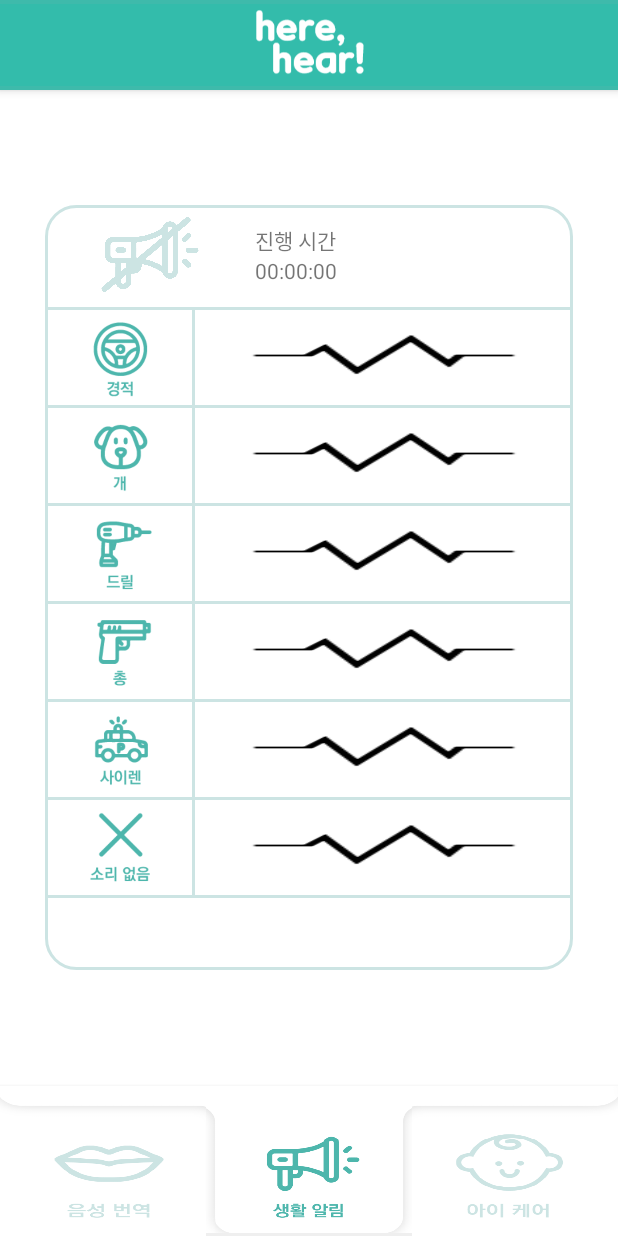
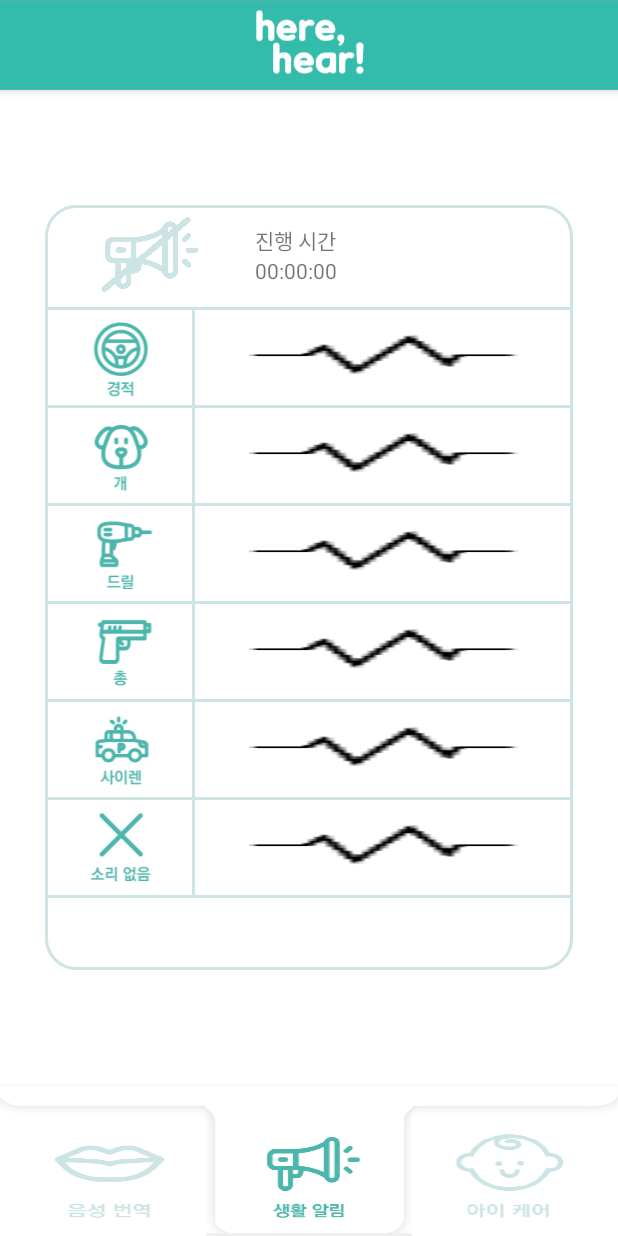
Before and after one commit to allcle/JCP, an Android app: the screen it shows after launch (MainActivity), item 2 of the bottom bar chosen, on a phone screen of 412 x 824 dp. Run offline under Robolectric (Android 15) with nearby library versions, the phone set to English and light mode, and no system bars; our stand-ins replace Firebase (no records; nobody signed in at launch, a user with empty details on screens opened directly); pictures from the network do not load.

Commit message:
view 전환시 레코드종료 처리, AudioListening 인터페이스 적용, 이미지로드최적화(Glide)

```diff
--- a/2. Programming_workspace/1. HereHear/app/build.gradle
+++ b/2. Programming_workspace/1. HereHear/app/build.gradle
@@ -32,7 +32,9 @@ dependencies {
     implementation 'androidx.appcompat:appcompat:1.1.0'
     implementation 'androidx.recyclerview:recyclerview:1.0.0'
 
-    implementation 'pl.droidsonroids.gif:android-gif-drawable:1.2.18'
     implementation "com.squareup.okhttp3:okhttp:4.2.0"
     implementation 'com.google.firebase:firebase-database:19.1.0'
+    implementation 'com.github.bumptech.glide:glide:4.10.0'
+    annotationProcessor 'com.github.bumptech.glide:compiler:4.10.0'
+
 }
--- a/2. Programming_workspace/1. HereHear/app/src/main/java/com/jcp/herehear/Activity/MainActivity.java
+++ b/2. Programming_workspace/1. HereHear/app/src/main/java/com/jcp/herehear/Activity/MainActivity.java
@@ -11,8 +11,10 @@ import androidx.fragment.app.FragmentPagerAdapter;
 import androidx.viewpager.widget.PagerAdapter;
 import androidx.viewpager.widget.ViewPager;
 
+import com.bumptech.glide.Glide;
 import com.google.android.material.appbar.AppBarLayout;
 import com.google.android.material.tabs.TabLayout;
+import com.jcp.herehear.Class.AudioListening;
 import com.jcp.herehear.Class.Permission;
 import com.jcp.herehear.Fragment.CryFragment;
 import com.jcp.herehear.Fragment.DangerFragment;
@@ -38,14 +40,12 @@ public class MainActivity extends AppCompatActivity {
     private ViewPager mViewPager;           // 뷰 페이저
     private AppBarLayout mAppLayout;        // App 바 레이아웃
     private TabLayout mTabLayout;           // 탭 레이아웃
-    private ImageView imgStt;               // 번역하기 탭 이미지뷰
-    private ImageView imgDanger;            // 위험소리 탭 이미지뷰
-    private ImageView imgCry;               // 울음소리 탭 이미지뷰
 
     /* 탭 번호 정의 - 0.번역, 1.위험소리, 2.울음소리 */
     private final int TAB_DICTATE = 0;
     private final int TAB_DANGER = 1;
     private final int TAB_CRY = 2;
+    private int currentIdx;
     //private final int MY_PERMISSIONS_REQUEST_CAMERA = 1001;
 
     /* 탭 메뉴 파일 정의 */
@@ -85,12 +85,6 @@ public class MainActivity extends AppCompatActivity {
         /* Permission 체크 */
         Permission.CheckAllPermission(MainActivity.this);
 
-        /* ViewPager 및 TabLayout 세팅 */
-        mAppLayout = findViewById(R.id.MainActivity_AppBarLayout_barLayout);
-        mViewPager = findViewById(R.id.MainActivity_ViewPager_viewPager);
-        mTabLayout = findViewById(R.id.MainActivity_TabLayout_tabLayout);
-        setViewPager(mViewPager, mTabLayout);
-
         /* 사전에 9개의 Drawable 을 로드 해놓는다. */
         tabImgDrawable = new Drawable[3][3];
         for(int i = 0; i < 3; i++){
@@ -98,6 +92,13 @@ public class MainActivity extends AppCompatActivity {
                 tabImgDrawable[i][j] = getResources().getDrawable(tabImg[i][j]);
             }
         }
+
+        /* ViewPager 및 TabLayout 세팅 */
+        mAppLayout = findViewById(R.id.MainActivity_AppBarLayout_barLayout);
+        mViewPager = findViewById(R.id.MainActivity_ViewPager_viewPager);
+        mTabLayout = findViewById(R.id.MainActivity_TabLayout_tabLayout);
+        setViewPager(mViewPager, mTabLayout);
+        currentIdx = 0;
 
     }
 
@@ -134,13 +135,24 @@ public class MainActivity extends AppCompatActivity {
                     탭의 이미지를 갱신함.
 
                 */
-                for (int currentIdx = 0; currentIdx < 3; currentIdx++) {
+                int pageSize = adapter.getCount();
+                for (int currentIdx = 0; currentIdx < pageSize; currentIdx++) {
                     TabLayout.Tab tab = tabLayout.getTabAt(currentIdx);
                     ImageView tpImg = (ImageView) tab.getCustomView();
-                    tpImg.setImageDrawable(tabImgDrawable[currentIdx][selectedIdx]);
+//                    tpImg.setImageDrawable(tabImgDrawable[currentIdx][selectedIdx]);
+                    Glide.with(getBaseContext()).load(tabImgDrawable[currentIdx][selectedIdx]).into(tpImg);
                     tab.setCustomView(tpImg);
+                }
 
-                }
+                /*
+
+                    이전 페이지가 듣기 중인 상태이면 해제 함.
+
+                */
+                AudioListening audioListening = (AudioListening)adapter.getItem(currentIdx);
+                currentIdx = selectedIdx;
+                audioListening.stopListening();
+
 
             }
 
@@ -163,9 +175,10 @@ public class MainActivity extends AppCompatActivity {
             ImageView tpImg = new ImageView(this);
             /* 이미지 가로 스케일 맞춘다 */
             tpImg.setScaleType(ImageView.ScaleType.FIT_XY);
-            tpImg.setImageResource(
-                    tabImg[currentIdx][TAB_DICTATE]
-            );
+//            tpImg.setImageDrawable(
+//                    tabImgDrawable[currentIdx][TAB_DICTATE]
+//            );
+            Glide.with(this).load(tabImgDrawable[currentIdx][TAB_DICTATE]).into(tpImg);
             tab.setCustomView(tpImg);
         }
 
--- /dev/null
+++ b/2. Programming_workspace/1. HereHear/app/src/main/java/com/jcp/herehear/Class/AudioListening.java
@@ -0,0 +1,18 @@
+package com.jcp.herehear.Class;
+
+/*
+
+    각 Fragment 의 오디오 통제를 위한 인터페이스
+    각 프레그먼트는 다음 인터페이스를 implement 하여 사용합니다.
+    구현된 함수 위에 오디오 리스닝의 시작과 종료를 설정하고
+    MainActivity 에서도 다음 함수를 통해 화면간 전환을 통제하게끔 합니다.
+
+*/
+public interface AudioListening{
+
+    boolean isListening = false;
+
+    void startListening();
+    void stopListening();
+
+}
--- a/2. Programming_workspace/1. HereHear/app/src/main/java/com/jcp/herehear/Fragment/DangerFragment.java
+++ b/2. Programming_workspace/1. HereHear/app/src/main/java/com/jcp/herehear/Fragment/DangerFragment.java
@@ -22,7 +22,9 @@ import androidx.fragment.app.Fragment;
 import androidx.recyclerview.widget.LinearLayoutManager;
 import androidx.recyclerview.widget.RecyclerView;
 
+import com.bumptech.glide.Glide;
 import com.jcp.herehear.Activity.MainActivity;
+import com.jcp.herehear.Class.AudioListening;
 import com.jcp.herehear.Class.DangerData;
 import com.jcp.herehear.Class.HttpSoundRequest;
 import com.jcp.herehear.Class.Permission;
@@ -35,16 +37,14 @@ import com.jcp.herehear.R;
 import java.util.ArrayList;
 import java.util.Timer;
 
-import pl.droidsonroids.gif.GifImageView;
-
-public class DangerFragment extends Fragment implements TimeHandler.TimeHandleResponse, HttpSoundRequest.AsyncResponse {
+public class DangerFragment extends Fragment implements TimeHandler.TimeHandleResponse, HttpSoundRequest.AsyncResponse, AudioListening {
 
     private final String RECORD_FILE_NAME =
             "recorded.wav";                         // wav 파일 이름
     public final static String RECORD_FILE_DIR =
             "/sdcard/AudioRecorder/recorded.wav";   // wav 파일 저장 경로
     private final int RECORD_CYCLE = 4000;          // wav 파일 레코딩 주기
-    private final int Half_RECORD_CYCLE = 2000;          // wav 파일 레코딩 주기
+    private final int Half_RECORD_CYCLE = 2000;     // wav 파일 레코딩 주기
 
     private Timer mTimer;
     private RecordTask recordTask;                  // 주기별로 녹음하고 요청처리하는 Task
@@ -113,10 +113,25 @@ public class DangerFragment extends Fragment implements TimeHandler.TimeHandleRe
                     Permission.CheckAllPermission(mainActivity);
                     boolean permissionCheck = Permission.CheckPermissionProblem(mainActivity);
                     if(permissionCheck){
+                        startListening();
+                    }
+                } else {
+                    stopListening();
+                }
+            }
+
+        });
+        return view;
+    }
+
+    /* 오디오 리스닝작업 시작 */
+    @Override
+    public void startListening() {
         /* 듣기 시작 */
         Log.d("Msg", "startRecoding 동작! 1번만 수행되야 정상.");
         isListening = true;
-                        imgvPlay.setImageResource(R.drawable.sound_on);
+//        imgvPlay.setImageResource(R.drawable.speaker_on);
+        Glide.with(this).load(R.drawable.speaker_on).into(imgvPlay);
 
         /* 진행시간 갱신 */
         baseTime = SystemClock.elapsedRealtime();
@@ -132,10 +147,16 @@ public class DangerFragment extends Fragment implements TimeHandler.TimeHandleRe
         recyclerAdapter.listData.get(recyclerAdapter.preListeningIdx).setListening(true);
         recyclerAdapter.notifyDataSetChanged();
     }
-                } else {
+
+    /* 오디오 리스닝작업 종료 */
+    @Override
+    public void stopListening() {
+        if(!isListening) return;
+
         /* 듣기 종료 */
         isListening = false;
-                    imgvPlay.setImageResource(R.drawable.sound_off);
+//        imgvPlay.setImageResource(R.drawable.speaker_off);
+        Glide.with(this).load(R.drawable.speaker_off).into(imgvPlay);
 
         /* 진행시간 초기화 */
         timeHandler.removeMessages(0); //핸들러 메세지 제거
@@ -148,11 +169,6 @@ public class DangerFragment extends Fragment implements TimeHandler.TimeHandleRe
         recyclerAdapter.listData.get(recyclerAdapter.preListeningIdx).setListening(false);
         recyclerAdapter.preListeningIdx = 5;
         recyclerAdapter.notifyDataSetChanged();
-                }
-            }
-
-        });
-        return view;
     }
 
     public class RecyclerAdapter extends RecyclerView.Adapter<ItemViewHolder> {
@@ -209,15 +225,18 @@ public class DangerFragment extends Fragment implements TimeHandler.TimeHandleRe
         public void onBindViewHolder(@NonNull final ItemViewHolder holder, final int position) {
 
             final DangerData curData = listData.get(position);
-            holder.imgvTypeIcon.setImageDrawable(curData.getImg());
+            Glide.with(getContext()).load(curData.getImg()).into(holder.imgvTypeIcon);
+//            holder.imgvTypeIcon.setImageDrawable(curData.getImg());
 
             if (curData.getListening()) {
                 /* 듣는 중 */
-                holder.imgvWave.setImageResource(R.drawable.voice_on_light);
+//                holder.imgvWave.setImageResource(R.drawable.voice_on_light);
+                Glide.with(getContext()).load(R.drawable.voice_on_light).into(holder.imgvWave);
 
             } else {
                 /* 안 듣는 중 */
-                holder.imgvWave.setImageResource(R.drawable.soundwave_off);
+//                holder.imgvWave.setImageResource(R.drawable.soundwave_off);
+                Glide.with(getContext()).load(R.drawable.soundwave_off).into(holder.imgvWave);
             }
 
         }
@@ -232,7 +251,7 @@ public class DangerFragment extends Fragment implements TimeHandler.TimeHandleRe
     private class ItemViewHolder extends RecyclerView.ViewHolder {
 
         private ImageView imgvTypeIcon;
-        private GifImageView imgvWave;
+        private ImageView imgvWave;
 
         public ItemViewHolder(@NonNull View itemView) {
             super(itemView);
--- a/2. Programming_workspace/1. HereHear/app/src/main/java/com/jcp/herehear/Fragment/SttFragment.java
+++ b/2. Programming_workspace/1. HereHear/app/src/main/java/com/jcp/herehear/Fragment/SttFragment.java
@@ -14,7 +14,9 @@ import android.widget.TextView;
 
 import androidx.fragment.app.Fragment;
 
+import com.bumptech.glide.Glide;
 import com.jcp.herehear.Activity.MainActivity;
+import com.jcp.herehear.Class.AudioListening;
 import com.jcp.herehear.Class.Permission;
 import com.jcp.herehear.R;
 
@@ -29,17 +31,16 @@ import java.util.Locale;
     SpeechRecognition 을 사용.
 
 */
-
-public class SttFragment extends Fragment {
+public class SttFragment extends Fragment implements AudioListening {
 
     /* 멤버 변수 */
-    private ImageView imgv_mic;             // 마이크 아이콘
-    private TextView txt_announce;          // 마이크 안내 텍스트
+    private ImageView imgv_ui;              // 번역 창 이미
     private TextView txt_dictate;           // 번역 자막 텍스트
+    private TextView txt_announce;          // 번역 중 안내 텍스트
 
     private SpeechRecognizer mRecognizer;   // 음성 인식기
     private Intent speechIntent;            // 음성 인식 인텐트
-    private boolean isDictating;            // 현재 번역 진행 여부
+    private boolean isListening;            // 현재 번역 진행 여부
 
     /* 생성자 */
     public SttFragment() {
@@ -52,63 +53,41 @@ public class SttFragment extends Fragment {
 
         View view = inflater.inflate(R.layout.fragment_stt, container, false);
 
-        /* 권한 체크 */
-        // setSpeechPermission();
+        /* 초기화 */
+        imgv_ui = view.findViewById(R.id.SttFragment_ImageView_dictateImage);
+        txt_dictate = view.findViewById(R.id.SttFragment_TextView_dictatedText);
+        txt_announce = view.findViewById(R.id.SttFragment_TextView_announce);
+        txt_announce.setVisibility(View.INVISIBLE);
+        isListening = false;
 
-        /* 초기화 */
-        imgv_mic = view.findViewById(R.id.SttFragment_ImageView_Mic);
-        txt_announce = view.findViewById(R.id.SttFragment_TextView_announce);
-        txt_dictate = view.findViewById(R.id.SttFragment_TextView_dictate);
-        isDictating = false;
+        /* Glide 이미지 초기화 */
+        Glide.with(this).load(R.drawable.text_box).into(imgv_ui);
 
         /* 음성인식 초기화 */
         initializeSpeechRecognizer();
 
         /* Onclick Listener */
-        imgv_mic.setOnClickListener(new View.OnClickListener() {
+        imgv_ui.setOnClickListener(new View.OnClickListener() {
             @Override
             public void onClick(View view) {
-                if(!isDictating){
+                if(!isListening){
                     /* 음성인식 재생 아닌 상태 - 시작 */
                     /* Fragment Permission 체크 */
                     MainActivity mainActivity = (MainActivity)getActivity();
                     Permission.CheckAllPermission(mainActivity);
                     boolean permissionCheck = Permission.CheckPermissionProblem(mainActivity);
+
                     if(permissionCheck)
-                        speak();
+                        startListening();
                 }else{
                     /* 음성인식 재생 중인 상태 - 중단 */
-                    stopSpeak();
+                    stopListening();
                 }
 
             }
         });
 
         return view;
-    }
-
-    /* 권한 체크 */
-    private void setSpeechPermission() {
-
-        /* 권한 체크부터 하고 권한이 허용되어 있지 않으면 설정으로 넘어간다. */
-        /*
-        if(Build.VERSION.SDK_INT >= Build.VERSION_CODES.M){
-
-            if(!(ContextCompat.checkSelfPermission(getContext(), Manifest.permission.RECORD_AUDIO)
-                    == PackageManager.PERMISSION_GRANTED)){
-
-                Toast.makeText(getContext(), "마이크권한을 허용하고 다시 시작하세요", Toast.LENGTH_SHORT).show();
-
-                Intent intent = new Intent(Settings.ACTION_APPLICATION_DETAILS_SETTINGS,
-                        Uri.parse("package:"+getContext().getPackageName()));
-                startActivity(intent);
-                getActivity().finish();
-
-            }
-
-        }
-         */
-
     }
 
     /* SpeechRecognizer Settings */
@@ -176,28 +155,24 @@ public class SttFragment extends Fragment {
         });
     }
 
+
+    /* 음성인식 시작 */
+    @Override
+    public void startListening() {
+        mRecognizer.startListening(speechIntent);
+        isListening = true;
+
+        txt_announce.setVisibility(View.VISIBLE);
+    }
+
     /* 음성인식 중단 */
-    private void stopSpeak(){
+    @Override
+    public void stopListening() {
+        if(!isListening) return;
 
         mRecognizer.stopListening();
-        isDictating = false;
+        isListening = false;
 
-        txt_announce.setText(R.string.SttFragment_touchMic);
-        txt_announce.setTextColor(Color.BLACK);
-        imgv_mic.setImageResource(R.drawable.icon_mic_off);
-
+        txt_announce.setVisibility(View.INVISIBLE);
     }
-
-    /* 음성인식 시작 */
-    private void speak(){
-
-        mRecognizer.startListening(speechIntent);
-        isDictating = true;
-
-        txt_announce.setText(R.string.SttFragment_speakMic);
-        txt_announce.setTextColor(Color.MAGENTA);
-        imgv_mic.setImageResource(R.drawable.icon_mic_on);
-
-    }
-
 }
--- a/2. Programming_workspace/1. HereHear/app/src/main/res/layout/fragment_danger_adapter.xml
+++ b/2. Programming_workspace/1. HereHear/app/src/main/res/layout/fragment_danger_adapter.xml
@@ -16,8 +16,7 @@
         <ImageView
             android:id="@+id/DangerFragmentAdapter_ImageView_SoundTypeIcon"
             android:layout_width="match_parent"
-            android:layout_height="match_parent"
-            android:src="@drawable/ambulance"/>
+            android:layout_height="match_parent"/>
 
 <!--        <TextView-->
 <!--            android:id="@+id/DangerFragmentAdapter_TextView_SoundTypeName"-->
@@ -33,12 +32,11 @@
         android:layout_height="match_parent"
         android:gravity="center">
 
-        <pl.droidsonroids.gif.GifImageView
+        <ImageView
             android:id="@+id/DangerFragmentAdapter_ImageView_Wave"
             android:layout_gravity="center"
             android:layout_width="180dp"
             android:layout_height="30dp"
-            android:src="@drawable/soundwave_off"
             android:scaleType="fitXY"/>
 
     </LinearLayout>
```
Also changed, not shown: 2. Programming_workspace/1. HereHear/app/src/main/java/com/jcp/herehear/Fragment/CryFragment.java (+29 -11 lines), 2. Programming_workspace/1. HereHear/app/src/main/res/anim/flicking.xml (added, +13 -0 lines), 2. Programming_workspace/1. HereHear/app/src/main/res/layout/fragment_stt.xml (+28 -20 lines). Lines whose indentation alone changed are shown as unchanged.
